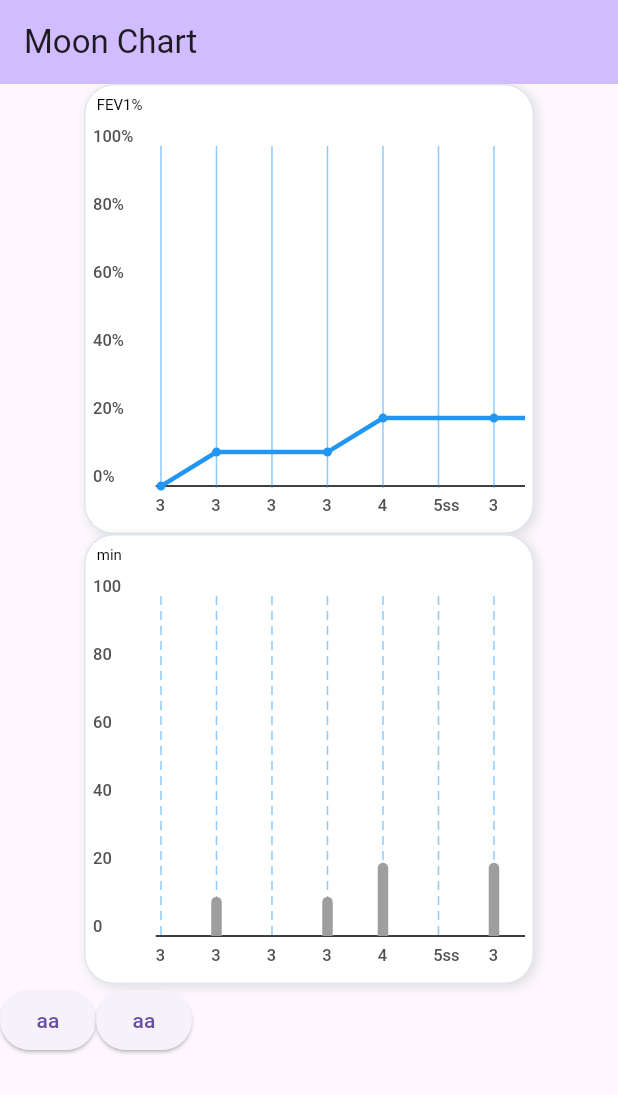
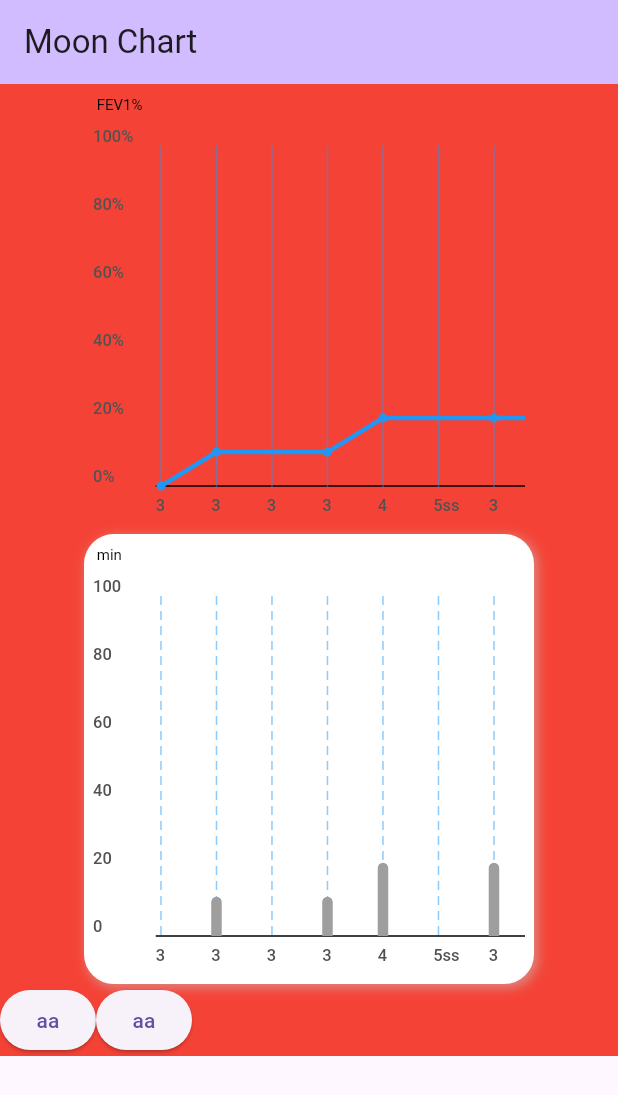
Before and after one commit to icecrao2/moon_charts, a Flutter app: the screen it shows after launch, on a phone screen of 412 x 824 dp. Shown: the top 1095 px of the screen. Run offline on Flutter 3.47's test engine with Material 3 defaults, Android fonts, the phone set to English and light mode, and no system bars.

```diff
--- a/example/lib/main.dart
+++ b/example/lib/main.dart
@@ -95,15 +95,17 @@ class _MyHomePageState extends State<MyHomePage> {
           backgroundColor: Theme.of(context).colorScheme.inversePrimary,
           title: const Text('Moon Chart'),
         ),
-        body: SingleChildScrollView(
+        body: Container(
+          color: Colors.red,
+          child: SingleChildScrollView(
             child: Column(
               children: [
-
                 Container(
                   width: 300,
                   height: 300,
                   alignment: Alignment.center,
                   child: MoonChart.linearChart(
+                    backgroundColor: Colors.transparent,
                     chartPointGroup: chartPointGroup,
                     hitXIndex: _hitIndex,
                     onChangeSelectedIndex: (index) {
@@ -126,10 +128,10 @@ class _MyHomePageState extends State<MyHomePage> {
                         dotColor: Colors.blue.withOpacity(1)
                     ),
                     backgroundBoxShadow: const BoxShadow(
-                      color: Color.fromRGBO(200, 200, 200, 0.5),
-                      blurRadius: 5,
-                      spreadRadius: 0.1,
-                      offset: Offset(2, 2)
+                        color: Colors.transparent,
+                        // blurRadius: 5,
+                        // spreadRadius: 0.1,
+                        // offset: Offset(2, 2)
                     ),
                   ),
                 ),
@@ -213,6 +215,7 @@ class _MyHomePageState extends State<MyHomePage> {
                 )
               ],
             ),
+          ),
         )
     );
   }
--- a/lib/moon_charts.dart
+++ b/lib/moon_charts.dart
@@ -1,9 +1,4 @@
-
-
 library moon_charts;
-
-
-
 
 export 'src/chart/chart_lib.dart';
 export 'src/ui_model/ui_model_lib.dart';
--- a/lib/src/chart/chart_lib.dart
+++ b/lib/src/chart/chart_lib.dart
@@ -22,3 +22,4 @@ part 'components/moon_chart_y_label.dart';
 part 'components/moon_linear_chart_line.dart';
 part 'components/moon_chart_legend.dart';
 part 'components/moon_chart_x_label.dart';
+part 'components/base_chart_render_box.dart';
--- a/lib/src/chart/components/moon_chart_y_label.dart
+++ b/lib/src/chart/components/moon_chart_y_label.dart
@@ -1,17 +1,13 @@
-
-
 part of chart_library;
 
-
-
 class _MoonChartYLabel extends LeafRenderObjectWidget {
-
   final TextStyle textStyle;
   final double maxY;
   final double yAxisScale;
   final int xAxisLabelPrecision;
   final String xAxisLabelSuffixUnit;
   final double yAxisUnitHeight;
+  final Color backgroundColor;
 
   const _MoonChartYLabel({
     required this.textStyle,
@@ -19,7 +15,8 @@ class _MoonChartYLabel extends LeafRenderObjectWidget {
     required this.yAxisScale,
     required this.xAxisLabelPrecision,
     required this.xAxisLabelSuffixUnit,
-    required this.yAxisUnitHeight
+    required this.yAxisUnitHeight,
+    required this.backgroundColor
   });
 
   @override
@@ -30,7 +27,8 @@ class _MoonChartYLabel extends LeafRenderObjectWidget {
       yAxisScale: yAxisScale,
       xAxisLabelPrecision: xAxisLabelPrecision,
       xAxisLabelSuffixUnit: xAxisLabelSuffixUnit,
-      yAxisUnitHeight: yAxisUnitHeight
+      yAxisUnitHeight: yAxisUnitHeight,
+      backgroundColor: backgroundColor
     );
   }
 
@@ -94,7 +92,7 @@ class _MoonChartYLabelRenderBox extends RenderBox {
   int xAxisLabelPrecision;
   String xAxisLabelSuffixUnit;
   double yAxisUnitHeight;
-
+  Color backgroundColor;
 
   _MoonChartYLabelRenderBox({
     required this.textStyle,
@@ -103,6 +101,7 @@ class _MoonChartYLabelRenderBox extends RenderBox {
     required this.xAxisLabelPrecision,
     required this.xAxisLabelSuffixUnit,
     required this.yAxisUnitHeight,
+    required this.backgroundColor
   }) {
     _textPainter = TextPainter(textDirection: TextDirection.ltr, textAlign: TextAlign.center);
   }
@@ -116,7 +115,7 @@ class _MoonChartYLabelRenderBox extends RenderBox {
   void paint(PaintingContext context, Offset offset) {
     var canvas = context.canvas;
 
-    final Paint paint = Paint()..color = Colors.white;
+    final Paint paint = Paint()..color = backgroundColor;
     canvas.drawRect(offset & size, paint);
 
     List.generate((maxY / yAxisScale).ceil() + 1, (index) {
--- a/lib/src/chart/moon_chart.dart
+++ b/lib/src/chart/moon_chart.dart
@@ -20,6 +20,8 @@ class MoonChart extends StatefulWidget {
   final MoonChartXLabelStyleUIModel xAxisLabelStyle;
   final MoonChartStyle style;
 
+  final Color backgroundColor;
+
   const MoonChart.linearChart({
     super.key,
     required this.chartPointGroup,
@@ -39,6 +41,7 @@ class MoonChart extends StatefulWidget {
       spreadRadius: 0.1,
       offset: Offset(2, 2)
     ),
+    this.backgroundColor = Colors.white
   });
 
   const MoonChart.barChart({
@@ -60,6 +63,7 @@ class MoonChart extends StatefulWidget {
         spreadRadius: 0.1,
         offset: Offset(2, 2)
     ),
+    this.backgroundColor = Colors.white
   });
 
 
@@ -97,6 +101,12 @@ class _MoonChartState extends State<MoonChart> {
     hitXIndex = widget.hitXIndex;
     hitXIndexNotifier = ValueNotifier(hitXIndex);
     super.initState();
+  }
+
+  @override
+  void dispose() {
+    _scrollController.dispose();
+    super.dispose();
   }
 
   @override
@@ -141,8 +151,6 @@ class _MoonChartState extends State<MoonChart> {
     }
   }
 
-
-
   @override
   Widget build(BuildContext context) {
 
@@ -155,10 +163,10 @@ class _MoonChartState extends State<MoonChart> {
           return Container(
             padding: widget.backgroundCardPadding,
             decoration: BoxDecoration(
-                color: Colors.white,
+                color: widget.backgroundColor,
                 borderRadius: BorderRadius.circular(20),
                 border: Border.all(
-                  color: const Color.fromRGBO(223, 230, 238, 1),
+                  color: widget.backgroundColor,
                   width: 1,
                 ),
                 boxShadow:[
@@ -265,7 +273,7 @@ class _MoonChartState extends State<MoonChart> {
                     bottom: 0,
                     left: 0,
                     child: Container(
-                      color: Colors.white,
+                      color: Colors.transparent,
                       width: _yAxisWidth,
                       height: _heightMySelf,
                     )
@@ -283,7 +291,8 @@ class _MoonChartState extends State<MoonChart> {
                         yAxisUnitHeight: _yAxisUnitHeight,
                         xAxisLabelPrecision: widget.yAxisLabelStyle.labelPrecision,
                         xAxisLabelSuffixUnit: widget.yAxisLabelStyle.labelSuffixUnit,
-                        textStyle: widget.yAxisLabelStyle.textStyle
+                        textStyle: widget.yAxisLabelStyle.textStyle,
+                        backgroundColor: widget.backgroundColor,
                       ),
                     )
                 ),
--- a/pubspec.yaml
+++ b/pubspec.yaml
@@ -1,6 +1,6 @@
 name: moon_charts
 description: "moon chart package"
-version: 3.0.13
+version: 3.1.1
 homepage: "https://github.com/icecrao2/moon_graphs"
 repository: "https://github.com/icecrao2/moon_graphs"
 
```
Also changed, not shown: lib/src/chart/components/base_chart_render_box.dart (added, +22 -0 lines). Lines whose indentation alone changed are shown as unchanged.
